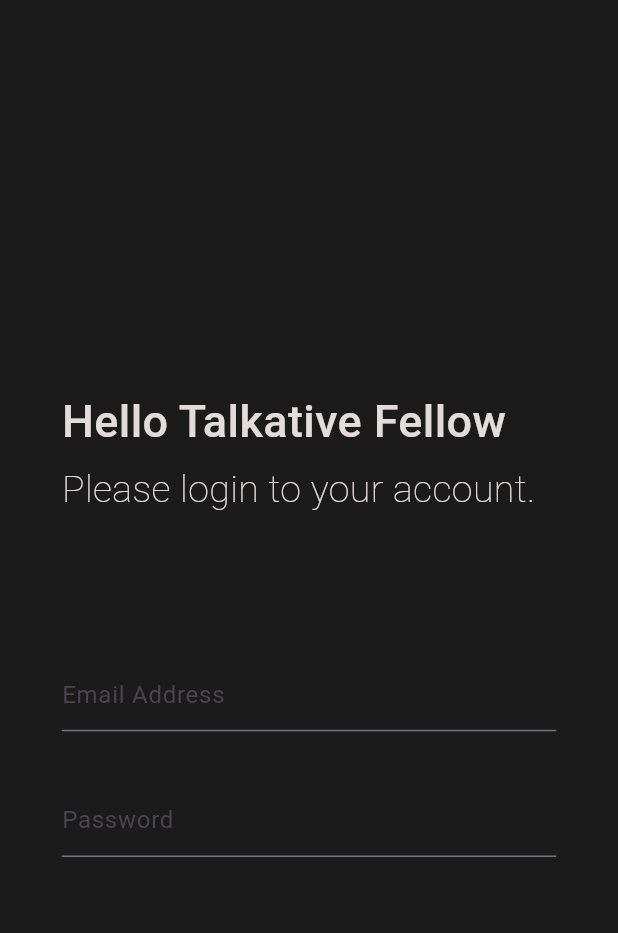
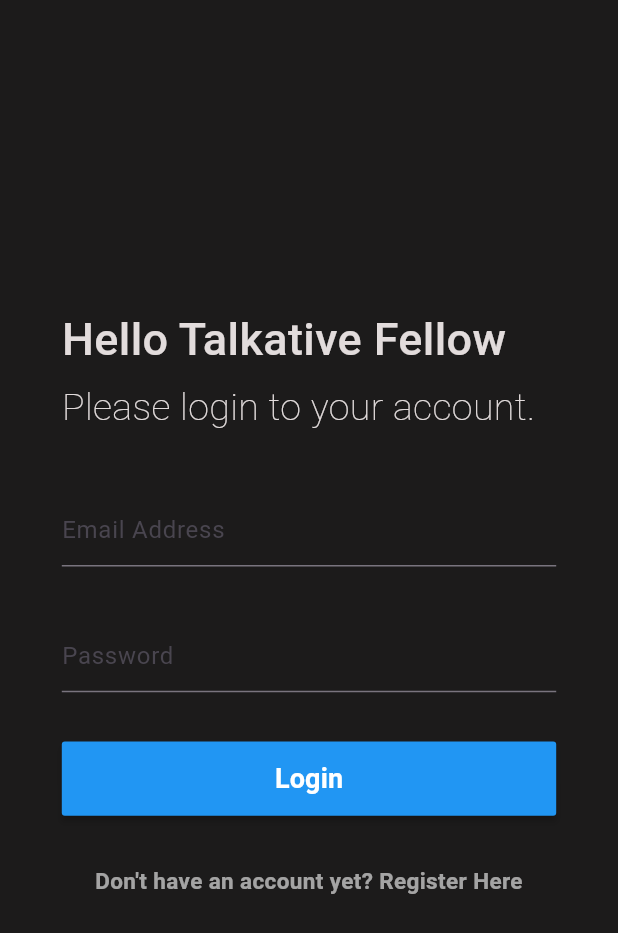
Before and after one commit to Dumgrammer/QuickChat, a Flutter app: the screen it shows after launch, on a phone screen of 412 x 824 dp. Shown: the top 933 px of the screen. Run offline on Flutter 3.47's test engine with Material 3 defaults, Android fonts, the phone set to English and light mode, and no system bars; our stand-ins replace firebase_analytics; accounts and stored records are empty.

Commit message:
Login Button and Register Detection
- UI Design Only

```diff
--- a/quickchat/lib/pages/login_page.dart
+++ b/quickchat/lib/pages/login_page.dart
@@ -46,7 +46,9 @@ class _LoginPageState extends State<LoginPage>{
         crossAxisAlignment: CrossAxisAlignment.start,
         children: <Widget>[
           _headingWidget(),
-          _credentialForm()
+          _credentialForm(),
+          _loginButton(),
+          _registerButton()
         ],
       ),
     );
@@ -117,6 +119,7 @@ class _LoginPageState extends State<LoginPage>{
   Widget _passwordField(){
     return TextFormField(
       autocorrect: false,
+      obscureText: true,
       style: TextStyle(
         color: Colors.white
       ),
@@ -132,4 +135,43 @@ class _LoginPageState extends State<LoginPage>{
     );
   }
 
+  Widget _loginButton(){
+    return Container(
+      height: _devHeight * 0.06,
+      width: _devWidth,
+      child: MaterialButton(
+        onPressed: (){},
+        color: Colors.blue,
+        child: Text(
+          "Login",
+          style: TextStyle(
+            fontSize: 18,
+            fontWeight: FontWeight.w700
+            ),
+          ),
+        ),
+    );
+  }
+
+    Widget _registerButton(){
+    return GestureDetector(
+      onTap: (){
+        print("Wow Grape");
+      },
+      child: Container(
+        height: _devHeight * 0.06,
+        width: _devWidth,
+        child: Text(
+          "Don't have an account yet? Register Here",
+          textAlign: TextAlign.center,
+          style: TextStyle(
+            fontSize: 15,
+            fontWeight: FontWeight.w700,
+            color: Colors.white60
+          ),
+        ),
+      )
+    );
+  }
+
 }
```
